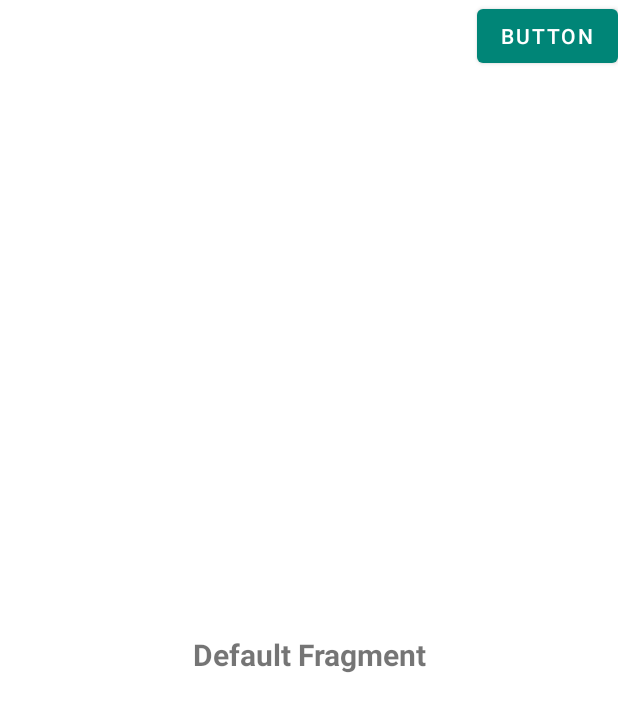
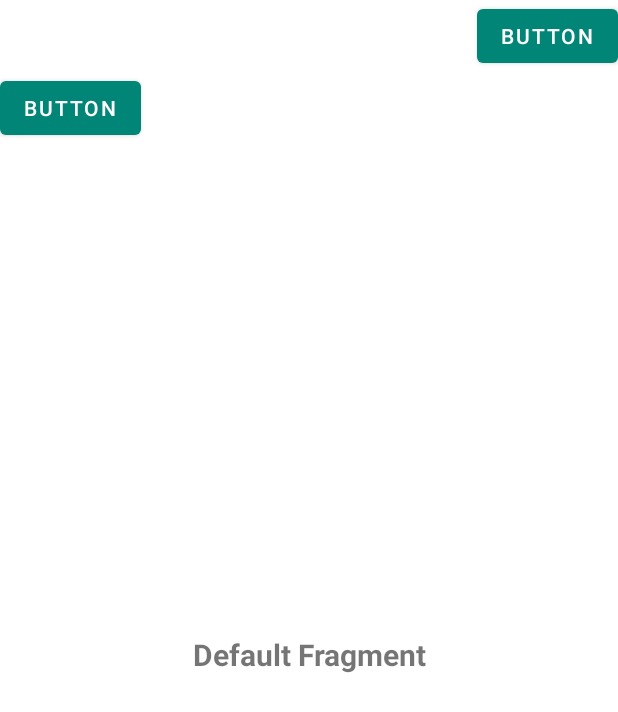
Before and after one commit to HudaMohamed97/onlineEvent, an Android app: the screen it shows after launch (MainActivity), on a phone screen of 412 x 824 dp. Shown: the top 712 px of the screen. Run offline under Robolectric (Android 15) with nearby library versions, the light colour scheme and no system bars; our stand-ins replace navigation-ui; 1 statement that could not run was skipped.

Commit message:
add navigation

```diff
--- a/app/src/main/java/com/OnlineEvent/umangburman/event/DefaultFragment.java
+++ b/app/src/main/java/com/OnlineEvent/umangburman/event/DefaultFragment.java
@@ -5,12 +5,17 @@ import android.os.Bundle;
 import android.view.LayoutInflater;
 import android.view.View;
 import android.view.ViewGroup;
+import android.widget.Button;
 
 import androidx.annotation.NonNull;
 import androidx.annotation.Nullable;
+import androidx.core.view.GravityCompat;
 import androidx.fragment.app.Fragment;
+import androidx.navigation.Navigation;
 
 public class DefaultFragment extends Fragment {
+
+    private View root;
 
     @Override
     public void onAttach(Context context) {
@@ -21,14 +26,28 @@ public class DefaultFragment extends Fragment {
     @Override
     public View onCreateView(@NonNull LayoutInflater inflater, @Nullable ViewGroup container, @Nullable Bundle savedInstanceState) {
         ((MainActivity) getActivity()).setDrawerLocked(true);
-      //  ((MainActivity) getActivity()).hideToolbar(true);
-        return inflater.inflate(R.layout.default_fragment, container, false);
+        //  ((MainActivity) getActivity()).hideToolbar(true);
+        root = inflater.inflate(R.layout.default_fragment, container, false);
+        return root;
+    }
+
+    @Override
+    public void onViewCreated(@NonNull final View view, @Nullable Bundle savedInstanceState) {
+        super.onViewCreated(view, savedInstanceState);
+        Button button2 = root.findViewById(R.id.button2);
+        button2.setOnClickListener(new View.OnClickListener() {
+
+            @Override
+            public void onClick(View v) {
+                Navigation.findNavController(view).navigate(R.id.action_login_to_home);
+            }
+        });
     }
 
     @Override
     public void onDestroy() {
         ((MainActivity) getActivity()).setDrawerLocked(false);
-       // ((MainActivity) getActivity()).hideToolbar(false);
+        // ((MainActivity) getActivity()).hideToolbar(false);
 
         super.onDestroy();
     }
--- a/app/src/main/res/layout/default_fragment.xml
+++ b/app/src/main/res/layout/default_fragment.xml
@@ -2,6 +2,7 @@
 <androidx.constraintlayout.widget.ConstraintLayout
     xmlns:android="http://schemas.android.com/apk/res/android"
     xmlns:app="http://schemas.android.com/apk/res-auto"
+    xmlns:tools="http://schemas.android.com/tools"
     android:layout_width="match_parent"
     android:layout_height="match_parent">
 
@@ -21,4 +22,13 @@
         app:layout_constraintStart_toStartOf="parent"
         app:layout_constraintTop_toTopOf="parent" />
 
+    <Button
+        android:id="@+id/button2"
+        android:layout_width="wrap_content"
+        android:layout_height="wrap_content"
+        android:text="Button"
+        tools:layout_editor_absoluteX="161dp"
+        tools:layout_editor_absoluteY="242dp"
+        tools:ignore="MissingConstraints" />
+
 </androidx.constraintlayout.widget.ConstraintLayout>
--- a/app/src/main/res/navigation/nav_graph.xml
+++ b/app/src/main/res/navigation/nav_graph.xml
@@ -14,17 +14,27 @@
         android:id="@+id/secondFragment"
         android:name="com.OnlineEvent.umangburman.event.SecondFragment"
         android:label="Second Fragment"
-        tools:layout="@layout/second_fragment" />
+        tools:layout="@layout/second_fragment"
+
+
+        />
     <fragment
         android:id="@+id/thirdFragment"
         android:name="com.OnlineEvent.umangburman.event.ThirdFragment"
         android:label="Third Fragment"
+
         tools:layout="@layout/third_fragment" />
     <fragment
         android:id="@+id/defaultFragment"
         android:name="com.OnlineEvent.umangburman.event.DefaultFragment"
         android:label="Default Fragment"
-        tools:layout="@layout/default_fragment" >
+        tools:layout="@layout/default_fragment">
+
+        <action
+            android:id="@+id/action_login_to_home"
+            app:destination="@id/firstFragment" />
+
     </fragment>
 
+
 </navigation>
```
